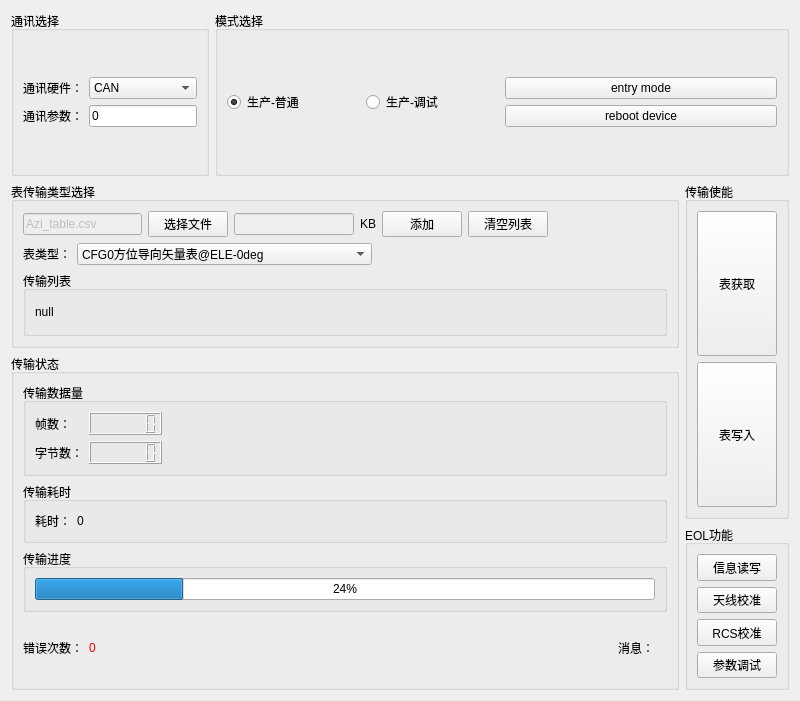
Above: eol_window/eol_window.ui from aron566/EOL_CAN_Tool before the change. Below: the same form after it.
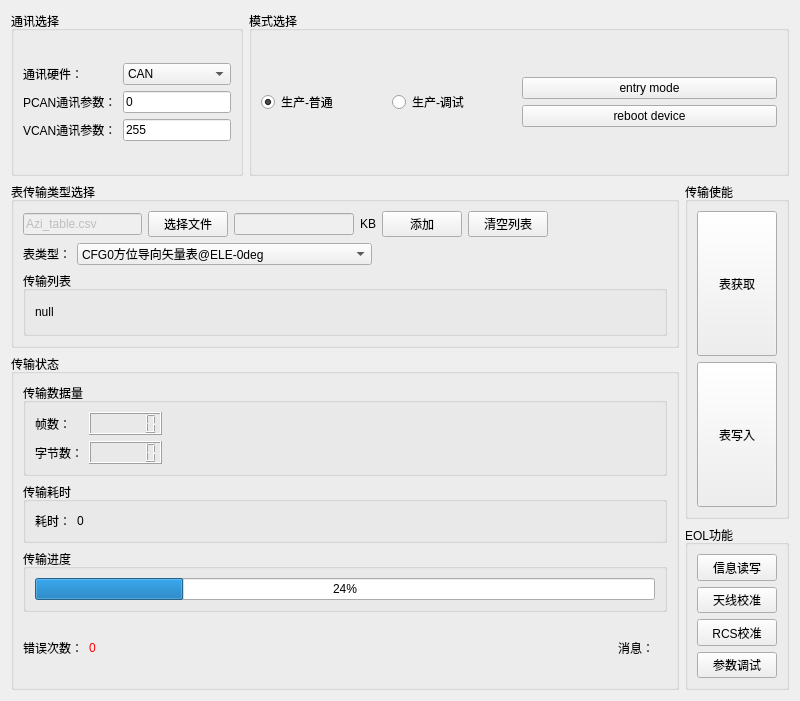
That is the form after the change.

Commit message: <feat>: <v1.0.10增加vcan通道选择>

The edit to the form file:
```diff
--- a/eol_window/eol_window.ui
+++ b/eol_window/eol_window.ui
@@ -156,7 +156,14 @@
           <item>
            <widget class="QLabel" name="com_config_label">
             <property name="text">
-             <string>通讯参数：</string>
+             <string>PCAN通讯参数：</string>
+            </property>
+           </widget>
+          </item>
+          <item>
+           <widget class="QLabel" name="vcom_config_label">
+            <property name="text">
+             <string>VCAN通讯参数：</string>
             </property>
            </widget>
           </item>
@@ -195,6 +202,13 @@
             </property>
            </widget>
           </item>
+          <item>
+           <widget class="QLineEdit" name="vcom_config_lineEdit">
+            <property name="text">
+             <string>255</string>
+            </property>
+           </widget>
+          </item>
          </layout>
         </item>
        </layout>
```
The commit also changes 9 other files.
